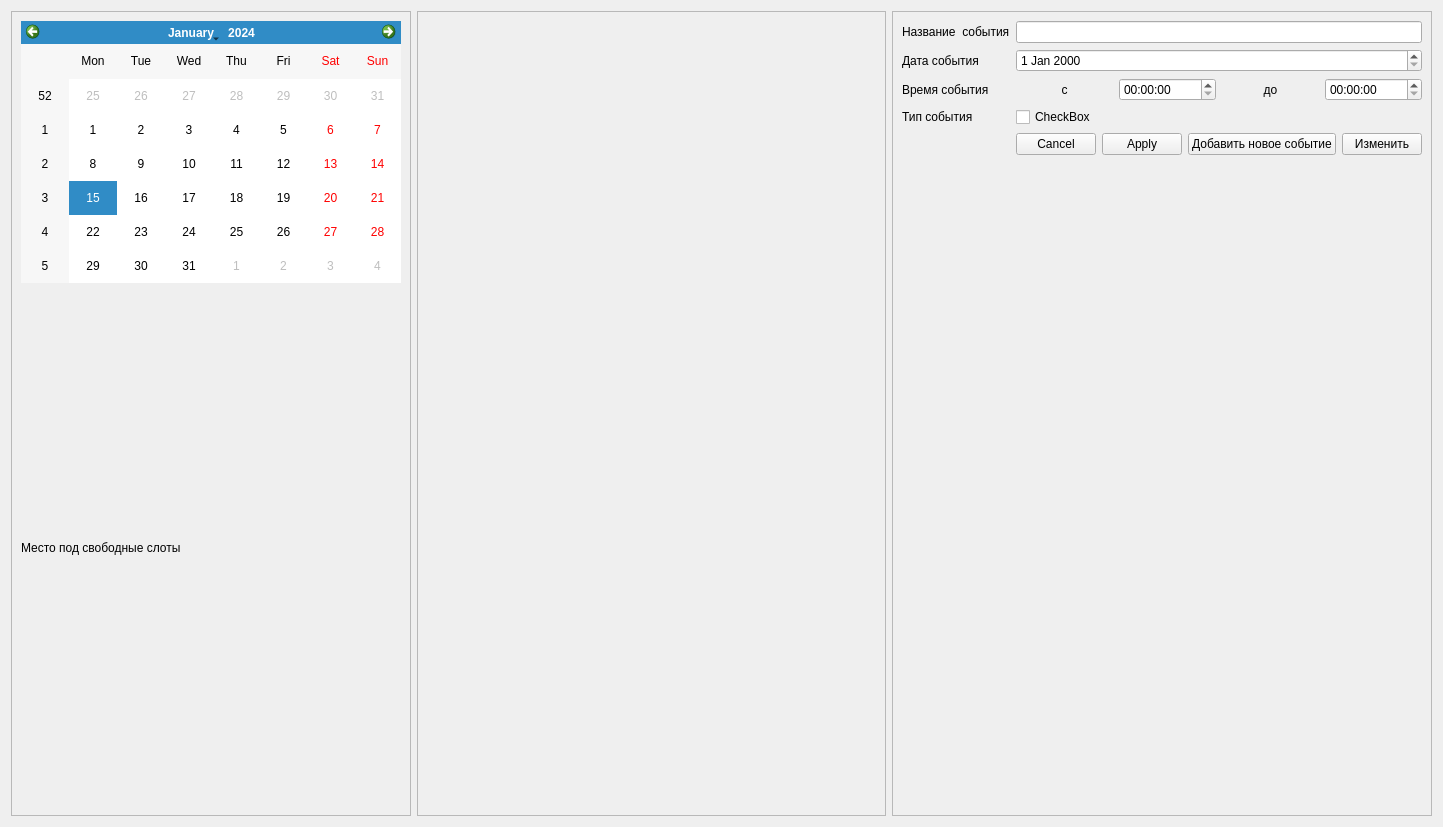
Artem535/PsyClientManager, file ui/pages/eventinfo.ui: the form before one commit.
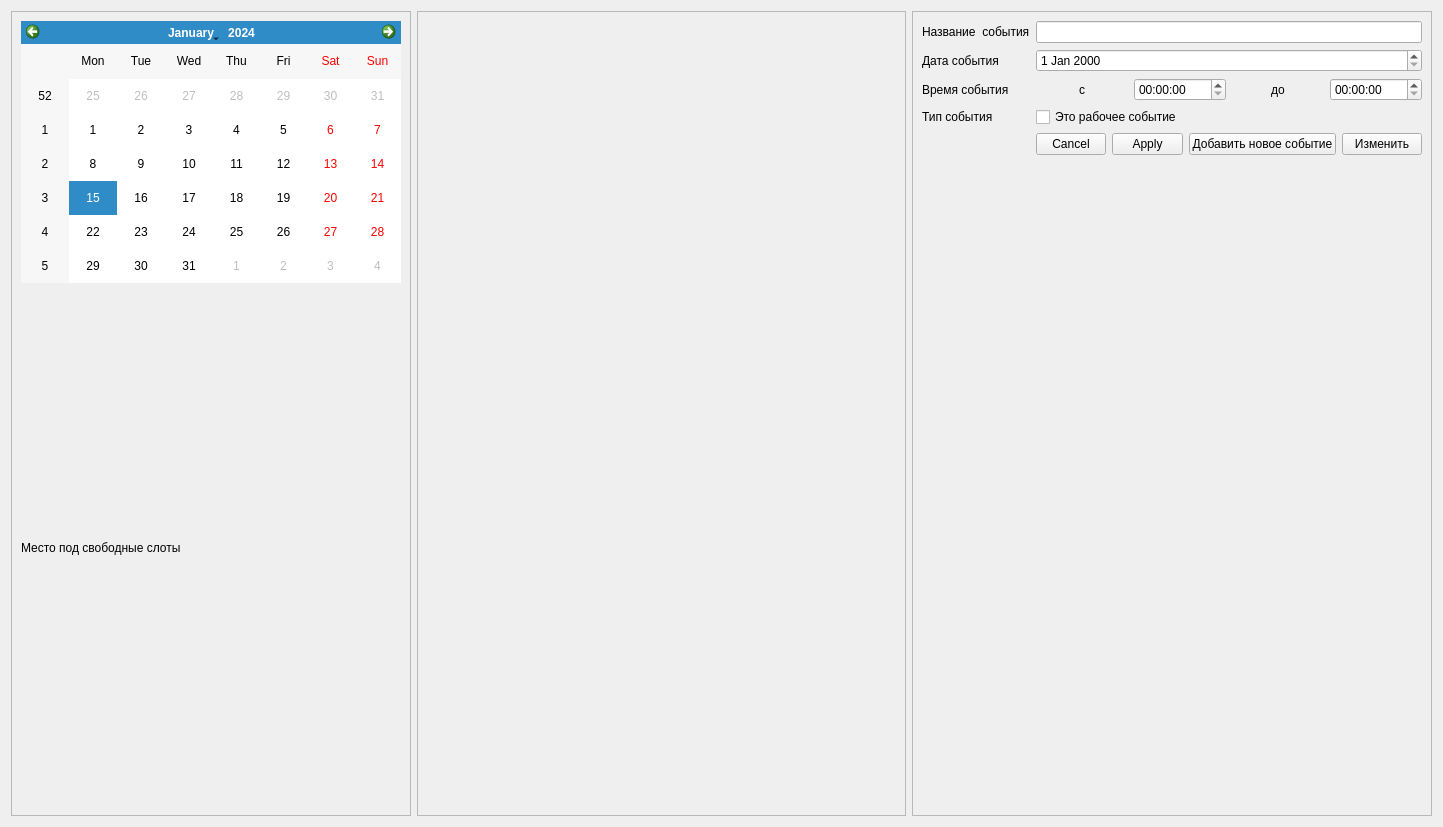
The form after the commit.

Patch:
```diff
--- a/ui/pages/eventinfo.ui
+++ b/ui/pages/eventinfo.ui
@@ -82,6 +82,12 @@
    </item>
    <item>
     <widget class="QFrame" name="frame_2">
+     <property name="maximumSize">
+      <size>
+       <width>520</width>
+       <height>809</height>
+      </size>
+     </property>
      <property name="frameShape">
       <enum>QFrame::Shape::StyledPanel</enum>
      </property>
@@ -156,7 +162,7 @@
         <item row="3" column="1">
          <widget class="QCheckBox" name="mEventType">
           <property name="text">
-           <string>CheckBox</string>
+           <string>Это рабочее событие</string>
           </property>
          </widget>
         </item>
```
